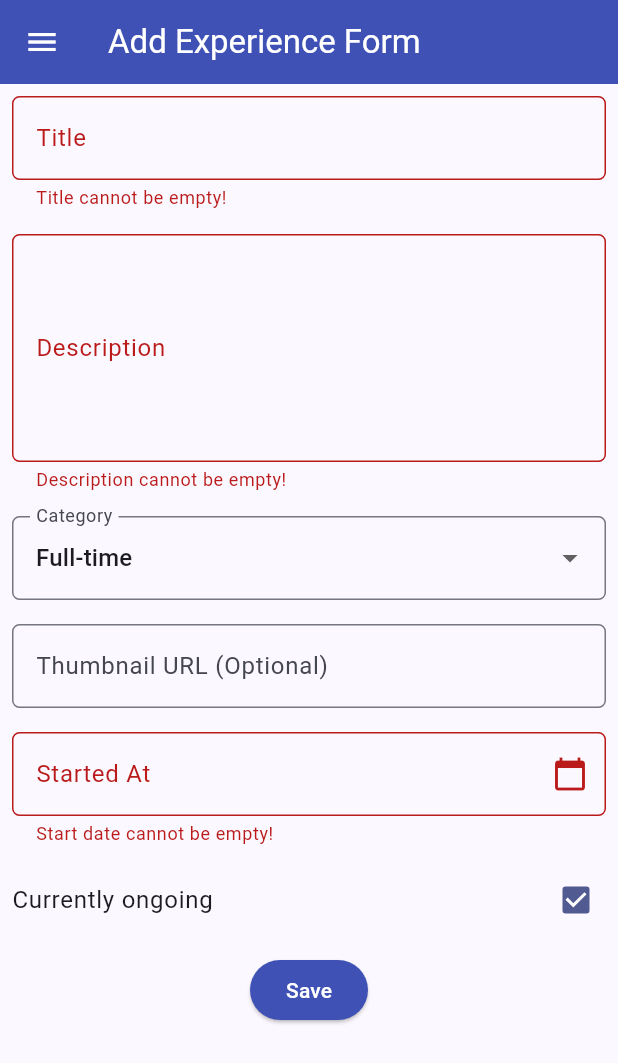
After one commit to flazzies/myportofolio_mobile, a Flutter app: the ExperienceFormPage screen opened directly, after a tap on "Currently ongoing", after a tap on "Save", on a phone screen of 412 x 824 dp. The commit adds this screen. Shown: the top 1063 px of the screen. Run offline on Flutter 3.47's test engine with Material 3 defaults, Android fonts, the phone set to English and light mode, and no system bars; our stand-ins replace material_ui; generated files the repository leaves out were written again.

Commit message:
feat: integrate Experience section with DRF backend, token auth, and CI
- add Experience JSON model with json_serializable
- add Experience GET and authenticated POST to ApiClient
- add Experience list and detail screens
- add authenticated Experience form with 401 handling
- link Experience screens to home cards and drawer
- add CI badge and setup instructions to README

```diff
--- /dev/null
+++ b/lib/models/experience.dart
@@ -0,0 +1,36 @@
+import 'package:json_annotation/json_annotation.dart';
+
+part 'experience.g.dart';
+
+/// Portfolio experience synchronized with the Django REST Framework API.
+@JsonSerializable(fieldRename: FieldRename.snake)
+class Experience {
+  const Experience({
+    this.id,
+    required this.title,
+    required this.description,
+    this.category = 'full-time',
+    this.thumbnail,
+    this.startedAt,
+    this.endedAt,
+    this.isOngoing,
+  });
+
+  factory Experience.fromJson(Map<String, dynamic> json) =>
+      _$ExperienceFromJson(json);
+
+  @JsonKey(includeToJson: false)
+  final String? id;
+  final String title;
+  final String description;
+  final String category;
+  final String? thumbnail;
+  final DateTime? startedAt;
+  final DateTime? endedAt;
+
+  // Property read-only dari Django (jangan ikut dikirim saat POST)
+  @JsonKey(includeToJson: false)
+  final bool? isOngoing;
+
+  Map<String, dynamic> toJson() => _$ExperienceToJson(this);
+}
--- /dev/null
+++ b/lib/screens/experience_detail_screen.dart
@@ -0,0 +1,66 @@
+import 'package:flutter/material.dart';
+import 'package:myportofolio_mobile/models/experience.dart';
+
+class ExperienceDetailScreen extends StatelessWidget {
+  const ExperienceDetailScreen({super.key, required this.experience});
+
+  final Experience experience;
+
+  String _formatDate(DateTime date) {
+    return date.toLocal().toString().split(' ')[0];
+  }
+
+  @override
+  Widget build(BuildContext context) {
+    final textTheme = Theme.of(context).textTheme;
+    final thumbnailUrl = experience.thumbnail ?? '';
+
+    return Scaffold(
+      appBar: AppBar(title: Text(experience.title)),
+      body: SingleChildScrollView(
+        padding: const EdgeInsets.all(16),
+        child: Column(
+          crossAxisAlignment: CrossAxisAlignment.start,
+          children: [
+            if (thumbnailUrl.isNotEmpty) ...[
+              ClipRRect(
+                borderRadius: BorderRadius.circular(12),
+                child: Image.network(
+                  thumbnailUrl,
+                  width: double.infinity,
+                  fit: BoxFit.cover,
+                  loadingBuilder: (context, child, progress) {
+                    if (progress == null) return child;
+                    return const SizedBox(
+                      height: 200,
+                      child: Center(child: CircularProgressIndicator()),
+                    );
+                  },
+                  errorBuilder: (context, error, stackTrace) => const SizedBox(
+                    height: 200,
+                    child: Center(child: Icon(Icons.broken_image, size: 48)),
+                  ),
+                ),
+              ),
+              const SizedBox(height: 16),
+            ],
+            Text(experience.title, style: textTheme.headlineSmall),
+            const SizedBox(height: 8),
+            Text('Category', style: textTheme.labelLarge),
+            Text(experience.category),
+            const SizedBox(height: 16),
+            Text('Duration', style: textTheme.labelLarge),
+            Text(
+              '${experience.startedAt != null ? _formatDate(experience.startedAt!) : 'N/A'}'
+              ' - '
+              '${experience.endedAt != null ? _formatDate(experience.endedAt!) : 'Ongoing'}',
+            ),
+            const SizedBox(height: 16),
+            Text('Description', style: textTheme.labelLarge),
+            Text(experience.description),
+          ],
+        ),
+      ),
+    );
+  }
+}
--- /dev/null
+++ b/lib/screens/experience_form.dart
@@ -0,0 +1,339 @@
+import 'package:material_ui/material_ui.dart';
+import 'package:myportofolio_mobile/models/experience.dart';
+import 'package:myportofolio_mobile/services/api_client.dart';
+import 'package:myportofolio_mobile/services/auth_state.dart';
+import 'package:myportofolio_mobile/widgets/auth_guard.dart';
+import 'package:myportofolio_mobile/widgets/left_drawer.dart';
+import 'package:provider/provider.dart';
+
+class ExperienceFormPage extends StatefulWidget {
+  const ExperienceFormPage({super.key});
+
+  @override
+  State<ExperienceFormPage> createState() => _ExperienceFormPageState();
+}
+
+class _ExperienceFormPageState extends State<ExperienceFormPage> {
+  final _formKey = GlobalKey<FormState>();
+
+  final _titleController = TextEditingController();
+  final _descriptionController = TextEditingController();
+  final _thumbnailController = TextEditingController();
+  final _startedController = TextEditingController();
+  final _endedController = TextEditingController();
+
+  // Samakan dengan CATEGORY_CHOICES di model Django kamu.
+  static const _categories = <String, String>{
+    'full-time': 'Full-time',
+    'part-time': 'Part-time',
+    'internship': 'Internship',
+    'freelance': 'Freelance',
+  };
+
+  String _category = 'full-time';
+  DateTime? _startedAt;
+  DateTime? _endedAt;
+  bool _isOngoing = false;
+  bool _isSubmitting = false;
+
+  @override
+  void dispose() {
+    _titleController.dispose();
+    _descriptionController.dispose();
+    _thumbnailController.dispose();
+    _startedController.dispose();
+    _endedController.dispose();
+    super.dispose();
+  }
+
+  bool _isValidUrl(String value) {
+    final uri = Uri.tryParse(value);
+    return uri != null &&
+        (uri.scheme == 'http' || uri.scheme == 'https') &&
+        uri.host.isNotEmpty;
+  }
+
+  String _fmt(DateTime d) =>
+      '${d.year}-${d.month.toString().padLeft(2, '0')}-${d.day.toString().padLeft(2, '0')}';
+
+  Future<void> _pickDate({required bool isStart}) async {
+    final current = isStart ? _startedAt : _endedAt;
+    final picked = await showDatePicker(
+      context: context,
+      initialDate: current ?? DateTime.now(),
+      firstDate: DateTime(1990),
+      lastDate: DateTime(2100),
+    );
+    if (picked == null) return;
+    setState(() {
+      if (isStart) {
+        _startedAt = picked;
+        _startedController.text = _fmt(picked);
+      } else {
+        _endedAt = picked;
+        _endedController.text = _fmt(picked);
+      }
+    });
+  }
+
+  Future<void> _submit() async {
+    if (!_formKey.currentState!.validate()) return;
+
+    final api = context.read<ApiClient>();
+    final auth = context.read<AuthState>();
+    final messenger = ScaffoldMessenger.of(context);
+
+    final ok = await ensureLoggedIn(context);
+    if (!ok || !mounted) return;
+    final token = auth.token;
+    if (token == null) return;
+
+    final thumbnail = _thumbnailController.text.trim();
+    final newExperience = Experience(
+      title: _titleController.text.trim(),
+      description: _descriptionController.text.trim(),
+      category: _category,
+      thumbnail: thumbnail.isEmpty ? null : thumbnail,
+      startedAt: _startedAt,
+      endedAt: _isOngoing ? null : _endedAt,
+    );
+
+    setState(() => _isSubmitting = true);
+
+    try {
+      final created = await api.createExperience(newExperience, token: token);
+      if (!mounted) return;
+
+      await showDialog<void>(
+        context: context,
+        builder: (dialogContext) => AlertDialog(
+          title: const Text('Experience created!'),
+          content: SingleChildScrollView(
+            child: Column(
+              crossAxisAlignment: CrossAxisAlignment.start,
+              children: [
+                Text('Title: ${created.title}'),
+                Text('Category: ${created.category}'),
+                if (created.startedAt != null)
+                  Text('Started: ${_fmt(created.startedAt!)}'),
+                if (created.endedAt != null)
+                  Text('Ended: ${_fmt(created.endedAt!)}'),
+                if (created.isOngoing == true) const Text('Status: Ongoing'),
+                if (created.thumbnail != null && created.thumbnail!.isNotEmpty)
+                  Text('Thumbnail: ${created.thumbnail}'),
+              ],
+            ),
+          ),
+          actions: [
+            TextButton(
+              child: const Text('OK'),
+              onPressed: () => Navigator.pop(dialogContext),
+            ),
+          ],
+        ),
+      );
+
+      if (!mounted) return;
+      Navigator.pop(context, true); // true = ada data baru, list perlu refresh
+    } on ApiException catch (e) {
+      if (!mounted) return;
+      if (e.statusCode == 401) {
+        // Token invalid/expired: hapus sesi dan minta login ulang.
+        await auth.logout();
+        messenger.showSnackBar(
+          const SnackBar(
+            content: Text('Session expired. Please log in again.'),
+          ),
+        );
+        if (!mounted) return;
+        await ensureLoggedIn(context);
+      } else {
+        messenger.showSnackBar(
+          SnackBar(
+            content: Text('Failed to create experience (${e.statusCode})'),
+          ),
+        );
+      }
+    } catch (_) {
+      // Error jaringan (server mati, API_BASE_URL salah, dll.)
+      if (!mounted) return;
+      messenger.showSnackBar(
+        const SnackBar(content: Text('Could not reach the server.')),
+      );
+    } finally {
+      if (mounted) setState(() => _isSubmitting = false);
+    }
+  }
+
+  Widget _field({
+    required TextEditingController controller,
+    required String label,
+    String? hint,
+    int maxLines = 1,
+    bool readOnly = false,
+    VoidCallback? onTap,
+    Widget? suffixIcon,
+    TextInputType? keyboardType,
+    String? Function(String?)? validator,
+  }) {
+    return Padding(
+      padding: const EdgeInsets.all(8.0),
+      child: TextFormField(
+        controller: controller,
+        maxLines: maxLines,
+        readOnly: readOnly,
+        onTap: onTap,
+        keyboardType: keyboardType,
+        decoration: InputDecoration(
+          hintText: hint ?? label,
+          labelText: label,
+          suffixIcon: suffixIcon,
+          border: OutlineInputBorder(borderRadius: BorderRadius.circular(5.0)),
+        ),
+        validator: validator,
+      ),
+    );
+  }
+
+  String? _required(String? value, String fieldName) {
+    if (value == null || value.trim().isEmpty) {
+      return '$fieldName cannot be empty!';
+    }
+    return null;
+  }
+
+  @override
+  Widget build(BuildContext context) {
+    return Scaffold(
+      appBar: AppBar(
+        title: const Text('Add Experience Form'),
+        backgroundColor: Colors.indigo,
+        foregroundColor: Colors.white,
+      ),
+      drawer: const LeftDrawer(),
+      body: Form(
+        key: _formKey,
+        child: SingleChildScrollView(
+          child: Column(
+            crossAxisAlignment: CrossAxisAlignment.start,
+            children: [
+              _field(
+                controller: _titleController,
+                label: 'Title',
+                hint: 'e.g. Backend Developer Intern',
+                validator: (v) => _required(v, 'Title'),
+              ),
+              _field(
+                controller: _descriptionController,
+                label: 'Description',
+                maxLines: 5,
+                validator: (v) => _required(v, 'Description'),
+              ),
+              Padding(
+                padding: const EdgeInsets.all(8.0),
+                child: DropdownButtonFormField<String>(
+                  initialValue: _category, // Flutter lama: ganti ke `value:`
+                  decoration: InputDecoration(
+                    labelText: 'Category',
+                    border: OutlineInputBorder(
+                      borderRadius: BorderRadius.circular(5.0),
+                    ),
+                  ),
+                  items: _categories.entries
+                      .map(
+                        (e) => DropdownMenuItem(
+                          value: e.key,
+                          child: Text(e.value),
+                        ),
+                      )
+                      .toList(),
+                  onChanged: (v) => setState(() => _category = v ?? _category),
+                ),
+              ),
+              _field(
+                controller: _thumbnailController,
+                label: 'Thumbnail URL (Optional)',
+                hint: 'https://example.com/image.png',
+                keyboardType: TextInputType.url,
+                validator: (v) {
+                  final value = v?.trim() ?? '';
+                  if (value.isEmpty) return null; // optional
+                  if (!_isValidUrl(value)) {
+                    return 'Enter a valid URL (http:// or https://)';
+                  }
+                  return null;
+                },
+              ),
+              _field(
+                controller: _startedController,
+                label: 'Started At',
+                hint: 'Select start date',
+                readOnly: true,
+                onTap: () => _pickDate(isStart: true),
+                suffixIcon: const Icon(Icons.calendar_today),
+                validator: (v) => _required(v, 'Start date'),
+              ),
+              Padding(
+                padding: const EdgeInsets.symmetric(horizontal: 8.0),
+                child: CheckboxListTile(
+                  contentPadding: EdgeInsets.zero,
+                  title: const Text('Currently ongoing'),
+                  value: _isOngoing,
+                  onChanged: (v) => setState(() {
+                    _isOngoing = v ?? false;
+                    if (_isOngoing) {
+                      _endedAt = null;
+                      _endedController.clear();
+                    }
+                  }),
+                ),
+              ),
+              if (!_isOngoing)
+                _field(
+                  controller: _endedController,
+                  label: 'Ended At (Optional)',
+                  hint: 'Select end date',
+                  readOnly: true,
+                  onTap: () => _pickDate(isStart: false),
+                  suffixIcon: const Icon(Icons.event),
+                  validator: (_) {
+                    if (_endedAt != null &&
+                        _startedAt != null &&
+                        _endedAt!.isBefore(_startedAt!)) {
+                      return 'End date cannot be before start date';
+                    }
+                    return null;
+                  },
+                ),
+              Align(
+                alignment: Alignment.bottomCenter,
+                child: Padding(
+                  padding: const EdgeInsets.all(8.0),
+                  child: ElevatedButton(
+                    style: ButtonStyle(
+                      backgroundColor: WidgetStateProperty.all(Colors.indigo),
+                    ),
+                    onPressed: _isSubmitting ? null : _submit,
+                    child: _isSubmitting
+                        ? const SizedBox(
+                            height: 20,
+                            width: 20,
+                            child: CircularProgressIndicator(
+                              strokeWidth: 2,
+                              color: Colors.white,
+                            ),
+                          )
+                        : const Text(
+                            'Save',
+                            style: TextStyle(color: Colors.white),
+                          ),
+                  ),
+                ),
+              ),
+            ],
+          ),
+        ),
+      ),
+    );
+  }
+}
--- a/lib/services/api_client.dart
+++ b/lib/services/api_client.dart
@@ -3,6 +3,7 @@ import 'dart:convert';
 import 'package:http/http.dart' as http;
 import 'package:myportofolio_mobile/config.dart';
 import 'package:myportofolio_mobile/models/project.dart';
+import 'package:myportofolio_mobile/models/experience.dart';
 
 /// Exception thrown when an API request returns a non-2xx status code.
 class ApiException implements Exception {
@@ -86,4 +87,36 @@ class ApiClient {
     }
     throw ApiException(response.statusCode, response.body);
   }
+
+  Future<List<Experience>> getExperience() async {
+    final response = await _client.get(
+      _uri('/api/v1/experiences/'),
+      headers: const {'Accept': 'application/json'},
+    );
+    _ensureSuccess(response);
+
+    final decoded = jsonDecode(response.body) as List<dynamic>;
+    return decoded
+        .map((item) => Experience.fromJson(item as Map<String, dynamic>))
+        .toList();
+  }
+
+  Future<Experience> createExperience(
+    Experience experience, {
+    required String token,
+  }) async {
+    final response = await _client.post(
+      _uri('/api/v1/experiences/'),
+      headers: {
+        'Accept': 'application/json',
+        'Content-Type': 'application/json; charset=UTF-8',
+        'Authorization': 'Token $token',
+      },
+      body: jsonEncode(experience.toJson()),
+    );
+    _ensureSuccess(response);
+
+    final decoded = jsonDecode(response.body) as Map<String, dynamic>;
+    return Experience.fromJson(decoded);
+  }
 }
--- a/lib/widgets/left_drawer.dart
+++ b/lib/widgets/left_drawer.dart
@@ -6,7 +6,9 @@ import 'package:myportofolio_mobile/screens/project_form.dart';
 import 'package:myportofolio_mobile/screens/project_list_screen.dart';
 import 'package:myportofolio_mobile/services/auth_state.dart';
 import 'package:myportofolio_mobile/widgets/auth_guard.dart';
+import 'package:myportofolio_mobile/screens/experience_list_screen.dart';
 import 'package:provider/provider.dart';
+import 'package:myportofolio_mobile/screens/experience_form.dart';
 
 class LeftDrawer extends StatelessWidget {
   const LeftDrawer({super.key});
@@ -72,6 +74,28 @@ class LeftDrawer extends StatelessWidget {
             },
           ),
           ListTile(
+            leading: const Icon(Icons.work_outline),
+            title: const Text('Experiences'),
+            onTap: () {
+              Navigator.pushReplacement(
+                context,
+                MaterialPageRoute(builder: (_) => const ExperienceListScreen()),
+              );
+            },
+          ),
+          ListTile(
+            leading: const Icon(Icons.add_circle_outline),
+            title: const Text('Add Experience'),
+            onTap: () async {
+              final navigator = Navigator.of(context);
+              final ok = await ensureLoggedIn(context);
+              if (!ok || !context.mounted) return;
+              navigator.push(
+                MaterialPageRoute(builder: (_) => const ExperienceFormPage()),
+              );
+            },
+          ),
+          ListTile(
             leading: const Icon(Icons.school_outlined),
             title: const Text('Add Education'),
             onTap: () {
```
Also changed, not shown: lib/screens/experience_list_screen.dart (added, +132 -0 lines), lib/widgets/project_card.dart (+16 -0 lines), 1 other file.
